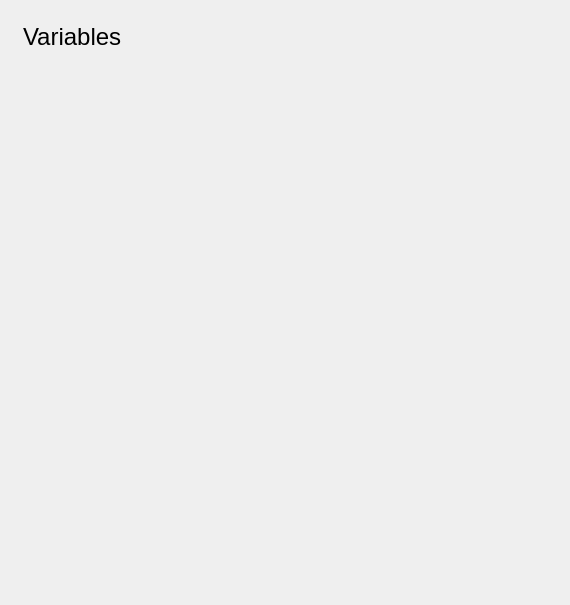
Qt form glabels/ui/VariablesView.ui (jimevins/glabels-qt) before a commit.
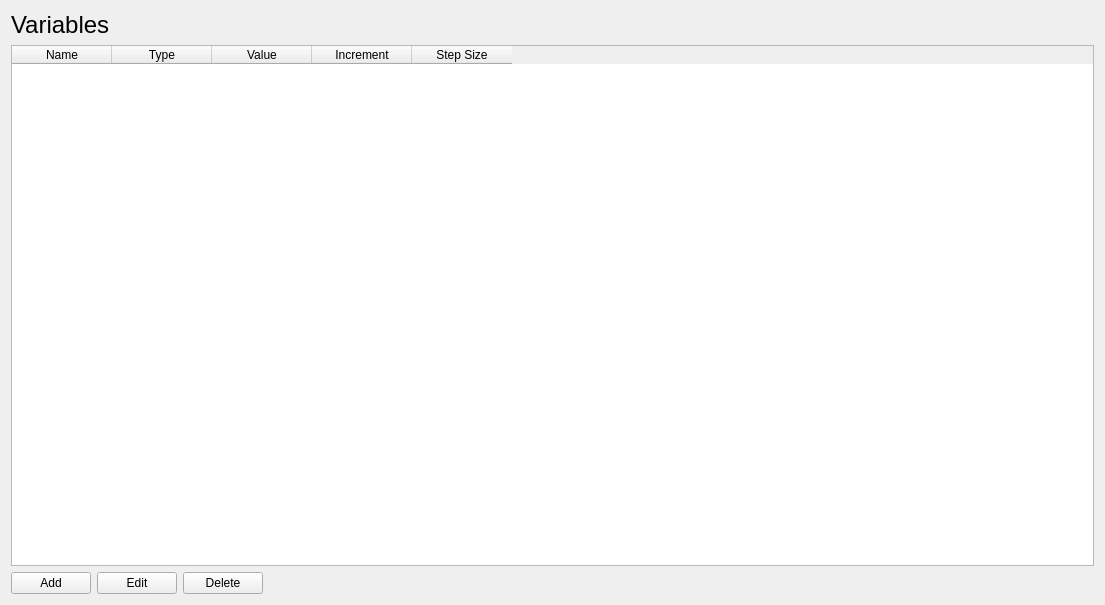
The same form after that commit.

Commit message: Prototype of VariableView and EditVariableDialog user interface.

The edit to the form file:
```diff
--- a/glabels/ui/VariablesView.ui
+++ b/glabels/ui/VariablesView.ui
@@ -6,7 +6,7 @@
    <rect>
     <x>0</x>
     <y>0</y>
-    <width>570</width>
+    <width>1105</width>
     <height>605</height>
    </rect>
   </property>
@@ -15,41 +15,97 @@
   </property>
   <layout class="QGridLayout" name="gridLayout_2">
    <item row="0" column="0">
-    <layout class="QVBoxLayout" name="verticalLayout">
-     <property name="leftMargin">
-      <number>12</number>
+    <widget class="QLabel" name="titleLabel">
+     <property name="sizePolicy">
+      <sizepolicy hsizetype="Preferred" vsizetype="Fixed">
+       <horstretch>0</horstretch>
+       <verstretch>0</verstretch>
+      </sizepolicy>
      </property>
-     <property name="topMargin">
-      <number>12</number>
+     <property name="text">
+      <string notr="true">&lt;html&gt;&lt;head/&gt;&lt;body&gt;&lt;p&gt;&lt;span style=&quot; font-size:18pt;&quot;&gt;Variables&lt;/span&gt;&lt;/p&gt;&lt;/body&gt;&lt;/html&gt;</string>
      </property>
-     <property name="rightMargin">
-      <number>12</number>
+    </widget>
+   </item>
+   <item row="1" column="0">
+    <widget class="QTableWidget" name="table">
+     <property name="selectionMode">
+      <enum>QAbstractItemView::SingleSelection</enum>
      </property>
-     <property name="bottomMargin">
-      <number>12</number>
+     <property name="selectionBehavior">
+      <enum>QAbstractItemView::SelectRows</enum>
      </property>
+     <property name="columnCount">
+      <number>5</number>
+     </property>
+     <column>
+      <property name="text">
+       <string>Name</string>
+      </property>
+     </column>
+     <column>
+      <property name="text">
+       <string>Type</string>
+      </property>
+     </column>
+     <column>
+      <property name="text">
+       <string>Value</string>
+      </property>
+     </column>
+     <column>
+      <property name="text">
+       <string>Increment</string>
+      </property>
+     </column>
+     <column>
+      <property name="text">
+       <string>Step Size</string>
+      </property>
+     </column>
+    </widget>
+   </item>
+   <item row="2" column="0">
+    <layout class="QHBoxLayout" name="horizontalLayout">
      <item>
-      <widget class="QLabel" name="titleLabel">
-       <property name="sizePolicy">
-        <sizepolicy hsizetype="Preferred" vsizetype="Fixed">
-         <horstretch>0</horstretch>
-         <verstretch>0</verstretch>
-        </sizepolicy>
+      <widget class="QPushButton" name="addButton">
+       <property name="toolTip">
+        <string>&lt;html&gt;&lt;head/&gt;&lt;body&gt;&lt;p&gt;Add variable&lt;/p&gt;&lt;/body&gt;&lt;/html&gt;</string>
        </property>
        <property name="text">
-        <string notr="true">&lt;html&gt;&lt;head/&gt;&lt;body&gt;&lt;p&gt;&lt;span style=&quot; font-size:18pt;&quot;&gt;Variables&lt;/span&gt;&lt;/p&gt;&lt;/body&gt;&lt;/html&gt;</string>
+        <string>Add</string>
        </property>
       </widget>
      </item>
      <item>
-      <spacer name="verticalSpacer">
+      <widget class="QPushButton" name="editButton">
+       <property name="toolTip">
+        <string>&lt;html&gt;&lt;head/&gt;&lt;body&gt;&lt;p&gt;Edit selected variable&lt;/p&gt;&lt;/body&gt;&lt;/html&gt;</string>
+       </property>
+       <property name="text">
+        <string>Edit</string>
+       </property>
+      </widget>
+     </item>
+     <item>
+      <widget class="QPushButton" name="deleteButton">
+       <property name="toolTip">
+        <string>&lt;html&gt;&lt;head/&gt;&lt;body&gt;&lt;p&gt;Delete selected variable&lt;/p&gt;&lt;/body&gt;&lt;/html&gt;</string>
+       </property>
+       <property name="text">
+        <string>Delete</string>
+       </property>
+      </widget>
+     </item>
+     <item>
+      <spacer name="horizontalSpacer">
        <property name="orientation">
-        <enum>Qt::Vertical</enum>
+        <enum>Qt::Horizontal</enum>
        </property>
        <property name="sizeHint" stdset="0">
         <size>
-         <width>20</width>
-         <height>40</height>
+         <width>40</width>
+         <height>20</height>
         </size>
        </property>
       </spacer>
```
Left out of the diff: 73 changed lines with no effect on the pictures. The commit also changes 9 other files.
